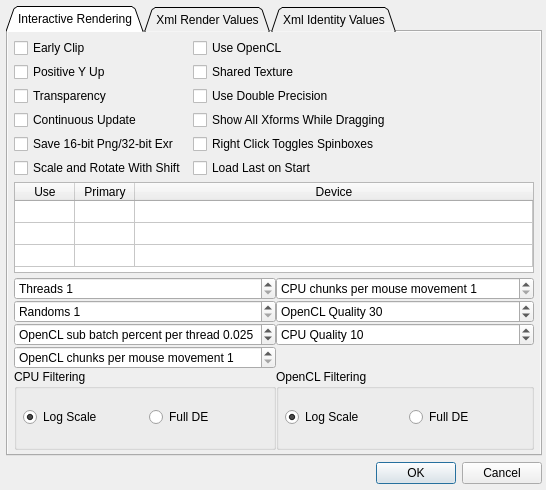
Above: Source/Fractorium/OptionsDialog.ui from typpos/fractorium before the change. Below: the same form after it.
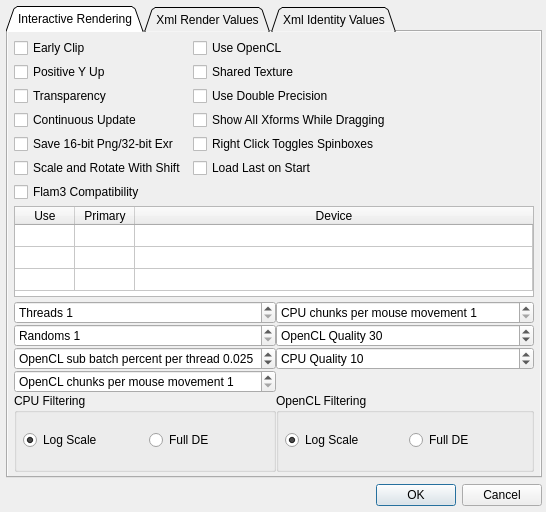
That is the form after the change.

Commit message: --User changes  -Add backward compatibility option for the following variations: cos, cosh, cot, coth, csc, csch, sec, sech, sin, sinh, tan, tanh.  -Add the ability to re-order variations by dragging them in the Info tab.

Diff of the .ui file:
```diff
--- a/Source/Fractorium/OptionsDialog.ui
+++ b/Source/Fractorium/OptionsDialog.ui
@@ -7,7 +7,7 @@
     <x>0</x>
     <y>0</y>
     <width>546</width>
-    <height>490</height>
+    <height>512</height>
    </rect>
   </property>
   <property name="sizePolicy">
@@ -538,6 +538,16 @@
          </property>
         </widget>
        </item>
+       <item row="6" column="0">
+        <widget class="QCheckBox" name="Flam3CompatCheckBox">
+         <property name="toolTip">
+          <string>&lt;html&gt;&lt;head/&gt;&lt;body&gt;&lt;p&gt;The behavior of the cos, cosh, cot, coth, csc, csch, sec, sech, sin, sinh, tan and tanh variations are different in flam3/Apophysis versus Chaotica.&lt;/p&gt;&lt;p&gt;Checked: use the Apophysis behavior.&lt;/p&gt;&lt;p&gt;Unchecked: use the Chaotica behavior.&lt;/p&gt;&lt;/body&gt;&lt;/html&gt;</string>
+         </property>
+         <property name="text">
+          <string>Flam3 Compatibility</string>
+         </property>
+        </widget>
+       </item>
       </layout>
      </widget>
      <widget class="QWidget" name="OptionsXmlSavingTab">
```
The commit also changes 21 other files.
